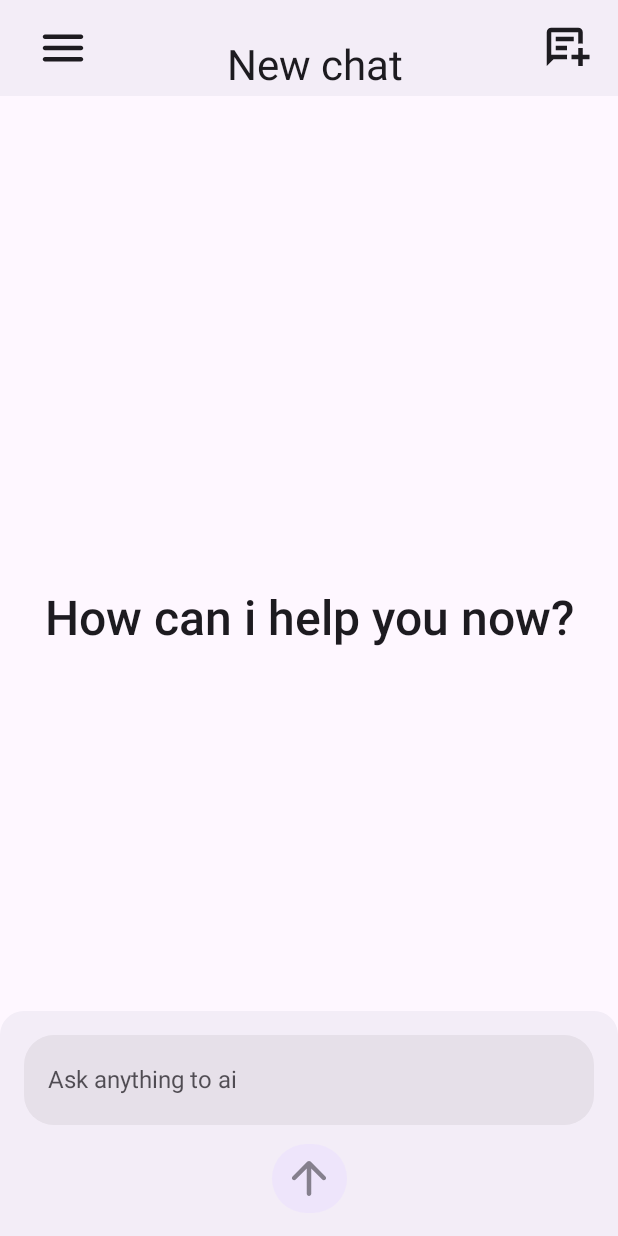
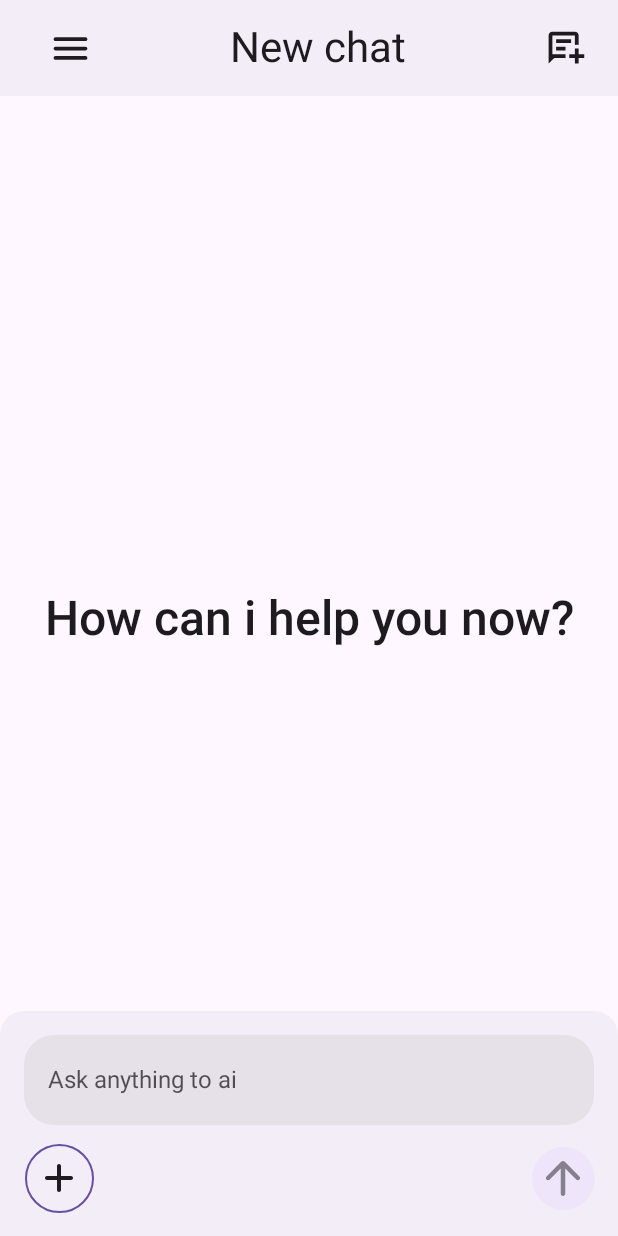
Before and after one commit to GAZIZlikesLollipop/PromptAi, an Android app built with Jetpack Compose: the screen it shows after launch (MainActivity), on a phone screen of 412 x 824 dp. Run offline under Robolectric (Android 15) with nearby library versions, the phone set to English and light mode, and no system bars; our stand-ins replace Room's generated code; libraries missing offline, so code that uses them is left out: com.google.ai.client, dev.jeziellago.compose.

Commit message:
chat grouping by date

```diff
--- a/app/src/main/AndroidManifest.xml
+++ b/app/src/main/AndroidManifest.xml
@@ -4,6 +4,7 @@
 
     <application
         android:name=".MyApp"
+        android:windowSoftInputMode="adjustResize"
         android:allowBackup="true"
         android:dataExtractionRules="@xml/data_extraction_rules"
         android:fullBackupContent="@xml/backup_rules"
@@ -16,7 +17,6 @@
         <activity
             android:name=".MainActivity"
             android:exported="true"
-            android:label="@string/app_name"
             android:theme="@style/Theme.PromptAi">
             <intent-filter>
                 <action android:name="android.intent.action.MAIN" />
--- a/app/src/main/java/com/app/promptai/MainActivity.kt
+++ b/app/src/main/java/com/app/promptai/MainActivity.kt
@@ -4,17 +4,19 @@ import android.os.Bundle
 import androidx.activity.ComponentActivity
 import androidx.activity.compose.setContent
 import androidx.activity.viewModels
+import androidx.core.view.WindowCompat
 import com.app.promptai.MyApp.Companion.db
 import com.app.promptai.data.repository.ChatRepository
 import com.app.promptai.presentation.ChatViewModel
-import com.app.promptai.presentation.ChatViewModelFactory
+import com.app.promptai.utils.ChatViewModelFactory
 import com.app.promptai.presentation.theme.PromptAiTheme
 
 class MainActivity : ComponentActivity() {
     private lateinit var chatViewModel: ChatViewModel
     override fun onCreate(savedInstanceState: Bundle?) {
         super.onCreate(savedInstanceState)
-
+        // Включаем edge-to-edge
+        WindowCompat.setDecorFitsSystemWindows(window, false)
         val chatRepository = ChatRepository(db.chatDao())
         chatViewModel = viewModels<ChatViewModel>{
             ChatViewModelFactory(chatRepository)
--- a/app/src/main/java/com/app/promptai/presentation/ChatScreen.kt
+++ b/app/src/main/java/com/app/promptai/presentation/ChatScreen.kt
@@ -2,6 +2,7 @@ package com.app.promptai.presentation
 
 import androidx.compose.foundation.layout.Arrangement
 import androidx.compose.foundation.layout.Box
+import androidx.compose.foundation.layout.Column
 import androidx.compose.foundation.layout.fillMaxHeight
 import androidx.compose.foundation.layout.fillMaxSize
 import androidx.compose.foundation.layout.fillMaxWidth
@@ -32,8 +33,14 @@ import androidx.compose.ui.unit.dp
 import com.app.promptai.R
 import com.app.promptai.data.UiState
 import com.app.promptai.presentation.components.BaseChatScreen
+import dev.jeziellago.compose.markdowntext.AutoSizeConfig
+import dev.jeziellago.compose.markdowntext.MarkdownText
 import kotlinx.coroutines.delay
 import kotlinx.coroutines.launch
+import java.time.Instant
+import java.time.ZoneId
+import java.time.format.DateTimeFormatter
+import java.util.Locale
 
 @Composable
 fun ChatScreen(
@@ -45,7 +52,7 @@ fun ChatScreen(
     val scope = rememberCoroutineScope()
     val uiState by chatViewModel.uiState.collectAsState()
 
-    val chats by chatViewModel.chats.collectAsState()
+    val chats by chatViewModel.chatMap.collectAsState()
     val messages by chatViewModel.messages.collectAsState()
 
     ModalNavigationDrawer(
@@ -57,13 +64,36 @@ fun ChatScreen(
                 drawerContainerColor = MaterialTheme.colorScheme.surfaceContainer
             ){
                 LazyColumn(
-                    modifier = Modifier.fillMaxWidth(),
+                    modifier = Modifier.fillMaxWidth().padding(12.dp),
                     horizontalAlignment = Alignment.CenterHorizontally,
                     verticalArrangement = Arrangement.spacedBy(8.dp)
                 ) {
-                    items(chats){
+
+                    items(chats.toList()){
+                        val formatter = DateTimeFormatter.ofPattern("dd MMM yyyy", Locale.getDefault())
+                        Column {
+
+                            Text(
+                                text = it.first,
+                                style = MaterialTheme.typography.titleLarge,
+                                color = MaterialTheme.colorScheme.onBackground.copy(0.5f)
+                            )
+
+                            it.second.forEach {
+                                val time = Instant.ofEpochMilli(it.chat.creationTimestamp).atZone(ZoneId.systemDefault()).toLocalDateTime()
                                 NavigationDrawerItem(
-                            label = { Text(it.chat.name) },
+                                    label = {
+                                        Column {
+                                            Text(
+                                                it.chat.name
+                                            )
+                                            Text(
+                                                formatter.format(time),
+                                                color = MaterialTheme.colorScheme.onBackground.copy(0.5f),
+                                                style = MaterialTheme.typography.bodyMedium
+                                            )
+                                        }
+                                    },
                                     selected = false,
                                     onClick = {
                                         chatViewModel.updateChatId(it.chat.chatId)
@@ -72,6 +102,9 @@ fun ChatScreen(
                                     shape = RoundedCornerShape(0.dp)
                                 )
                             }
+
+                        }
+                    }
                 }
             }
         },
@@ -79,8 +112,7 @@ fun ChatScreen(
         val listState = rememberLazyListState()
         BaseChatScreen(
             viewModel = chatViewModel,
-            drawState = drawerState,
-            onNew = { chatViewModel.newChat() },
+            drawState = drawerState
         ){
             if(messages.isNotEmpty()) {
                 LaunchedEffect(uiState is UiState.Success || uiState is UiState.Error) {
@@ -104,16 +136,34 @@ fun ChatScreen(
                             contentColor = MaterialTheme.colorScheme.onBackground,
                             shape = RoundedCornerShape(0.dp)
                         ) {
-                            Text(
-                                it.content,
+                            MarkdownText(
+                                markdown = it.content,
                                 style = MaterialTheme.typography.titleLarge,
-                                modifier = Modifier.padding(16.dp)
+                                modifier = Modifier.padding(16.dp),
+
+                                linkColor = MaterialTheme.colorScheme.onBackground,
+                                syntaxHighlightColor = MaterialTheme.colorScheme.background,
+                                syntaxHighlightTextColor = MaterialTheme.colorScheme.primary.copy(0.75f),
+                                headingBreakColor = MaterialTheme.colorScheme.onBackground.copy(0.75f),
+
+                                truncateOnTextOverflow = true,
+                                isTextSelectable = true,
+//                                disableLinkMovementMethod = true,
+
+                                autoSizeConfig = AutoSizeConfig(
+                                    autoSizeMinTextSize = 16,
+                                    autoSizeMaxTextSize = 24,
+                                    autoSizeStepGranularity = 2,
+                                ),
+
+                                onClick = {},
+                                onLinkClicked = {},
+
+//                                imageLoader =
                             )
                         }
                     }
-                    item {
-
-                    }
+                    item{}
                 }
             } else {
                 Box(Modifier.fillMaxSize(), contentAlignment = Alignment.Center) {
--- a/app/src/main/java/com/app/promptai/presentation/ChatViewModel.kt
+++ b/app/src/main/java/com/app/promptai/presentation/ChatViewModel.kt
@@ -5,18 +5,19 @@ import androidx.compose.runtime.getValue
 import androidx.compose.runtime.mutableStateOf
 import androidx.compose.runtime.setValue
 import androidx.lifecycle.ViewModel
-import androidx.lifecycle.ViewModelProvider
 import androidx.lifecycle.viewModelScope
 import com.app.promptai.BuildConfig
 import com.app.promptai.data.UiState
-import com.app.promptai.data.database.ChatCnt
 import com.app.promptai.data.database.ChatEntity
 import com.app.promptai.data.database.MessageEntity
 import com.app.promptai.data.database.SenderType
 import com.app.promptai.data.repository.ChatRepository
+import com.app.promptai.utils.getChatMap
 import com.google.ai.client.generativeai.GenerativeModel
 import com.google.ai.client.generativeai.type.content
 import kotlinx.coroutines.Dispatchers
+import kotlinx.coroutines.ExperimentalCoroutinesApi
+import kotlinx.coroutines.delay
 import kotlinx.coroutines.flow.MutableStateFlow
 import kotlinx.coroutines.flow.SharingStarted
 import kotlinx.coroutines.flow.StateFlow
@@ -25,6 +26,7 @@ import kotlinx.coroutines.flow.flatMapLatest
 import kotlinx.coroutines.flow.stateIn
 import kotlinx.coroutines.launch
 
+@OptIn(ExperimentalCoroutinesApi::class)
 class ChatViewModel(private val chatRepository: ChatRepository) : ViewModel() {
 
     private val _uiState: MutableStateFlow<UiState> = MutableStateFlow(UiState.Initial)
@@ -42,7 +44,15 @@ class ChatViewModel(private val chatRepository: ChatRepository) : ViewModel() {
     val chats = chatRepository.chats.stateIn(
         viewModelScope,
         SharingStarted.Eagerly,
-        emptyList<ChatCnt>()
+        emptyList()
+    )
+
+    val chatMap = chatRepository.chats
+        .flatMapLatest { getChatMap(it) }
+        .stateIn(
+            viewModelScope,
+            SharingStarted.Eagerly,
+            emptyMap()
         )
 
     val messages: StateFlow<List<MessageEntity>> = currentChatId
@@ -57,6 +67,7 @@ class ChatViewModel(private val chatRepository: ChatRepository) : ViewModel() {
         modelName = "gemini-2.0-flash-lite",
         apiKey = BuildConfig.apiKey
     )
+
     val chat = model.startChat(
         if(messages.value.isNotEmpty()) {
             listOf(
@@ -79,16 +90,17 @@ class ChatViewModel(private val chatRepository: ChatRepository) : ViewModel() {
     fun newChat(){
         viewModelScope.launch {
             chatRepository.addChat(ChatEntity(chatId = chats.value.size.toLong(), name = "New chat"))
-            _currentChatId.value = chats.value.size.toLong()
+            delay(100)
+            _currentChatId.value = chats.value.lastIndex.toLong()
         }
     }
 
     fun setChatName(){
         val chatId = currentChatId.value
-        val prompt = "придумай одно имя для этого чата без комментариев"
+        val prompt = "придумай одно имя для этого чата без комментариев (язык, на котором будет имя этого чата, зависит от языка твоего предыдущего ответа)"
         viewModelScope.launch(Dispatchers.IO) {
             val response = chat.sendMessage(content { text(prompt) })
-            chatRepository.renameChat(chatId,response.text ?: "")
+            chatRepository.renameChat(chatId,(response.text ?: "").trim().filter{it.isLetter()||it.isWhitespace()})
         }
     }
 
@@ -99,11 +111,13 @@ class ChatViewModel(private val chatRepository: ChatRepository) : ViewModel() {
         _uiState.value = UiState.Loading
         val chatId = currentChatId.value
         viewModelScope.launch(Dispatchers.IO) {
-            chatRepository.addMessage(MessageEntity(
+            chatRepository.addMessage(
+                MessageEntity(
                     chatOwnerId = chatId,
                     content = prompt,
                     senderType = SenderType.USER
-            ))
+                )
+            )
             try {
                 val response = chat.sendMessage(
                     content {
@@ -115,31 +129,27 @@ class ChatViewModel(private val chatRepository: ChatRepository) : ViewModel() {
                 )
                 response.text?.let {
                     _uiState.value = UiState.Success(it)
-                    chatRepository.addMessage(MessageEntity(
+                    chatRepository.addMessage(
+                        MessageEntity(
                             chatOwnerId = chatId,
                             content = it,
                             senderType = SenderType.AI
-                    ))
+                        )
+                    )
                 }
+                if(messages.value.size <= 1) {
                     setChatName()
+                }
             } catch (e: Exception) {
                 _uiState.value = UiState.Error(e.localizedMessage ?: "")
-                chatRepository.addMessage(MessageEntity(
+                chatRepository.addMessage(
+                    MessageEntity(
                         chatOwnerId = chatId,
                         content = e.localizedMessage ?: "",
                         senderType = SenderType.AI
-                ))
+                    )
+                )
             }
         }
     }
 }
-
-class ChatViewModelFactory(private val chatRepository: ChatRepository): ViewModelProvider.Factory {
-    override fun <T : ViewModel> create(modelClass: Class<T>): T {
-        if(modelClass.isAssignableFrom(ChatViewModel::class.java)) {
-            @Suppress("UNCHECKED_CAST")
-            return ChatViewModel(chatRepository) as T
-        }
-        throw IllegalArgumentException("Unknown ViewModel class")
-    }
-}
--- a/app/src/main/java/com/app/promptai/presentation/components/ChatUi.kt
+++ b/app/src/main/java/com/app/promptai/presentation/components/ChatUi.kt
@@ -2,6 +2,7 @@
 
 package com.app.promptai.presentation.components
 
+import androidx.compose.foundation.BorderStroke
 import androidx.compose.foundation.clickable
 import androidx.compose.foundation.layout.Arrangement
 import androidx.compose.foundation.layout.Box
@@ -12,12 +13,12 @@ import androidx.compose.foundation.layout.Spacer
 import androidx.compose.foundation.layout.fillMaxSize
 import androidx.compose.foundation.layout.fillMaxWidth
 import androidx.compose.foundation.layout.height
-import androidx.compose.foundation.layout.offset
 import androidx.compose.foundation.layout.size
 import androidx.compose.foundation.layout.width
 import androidx.compose.foundation.shape.CircleShape
 import androidx.compose.foundation.shape.RoundedCornerShape
 import androidx.compose.material.icons.Icons
+import androidx.compose.material.icons.rounded.Add
 import androidx.compose.material.icons.rounded.ArrowUpward
 import androidx.compose.material.icons.rounded.Menu
 import androidx.compose.material3.BottomAppBar
@@ -49,6 +50,7 @@ import androidx.compose.ui.graphics.vector.ImageVector
 import androidx.compose.ui.platform.LocalFocusManager
 import androidx.compose.ui.res.stringArrayResource
 import androidx.compose.ui.res.vectorResource
+import androidx.compose.ui.text.style.TextAlign
 import androidx.compose.ui.unit.dp
 import com.app.promptai.R
 import com.app.promptai.data.UiState
@@ -59,14 +61,14 @@ import kotlinx.coroutines.launch
 fun BaseChatScreen(
     viewModel: ChatViewModel,
     drawState: DrawerState,
-    onNew: () -> Unit,
     content: @Composable ((PaddingValues) -> Unit),
 ){
     val cnt = stringArrayResource(R.array.chatUi_cnt)
     val prompt by viewModel.userPrompt.collectAsState()
     val uiState by viewModel.uiState.collectAsState()
     val chats by viewModel.chats.collectAsState()
-    val chatName = if(chats.isNotEmpty()){
+    val messages by viewModel.messages.collectAsState()
+    val chatName = if(messages.isNotEmpty()){
         chats[viewModel.currentChatId.collectAsState().value.toInt()].chat.name
     }else{
         cnt[0]
@@ -75,18 +77,18 @@ fun BaseChatScreen(
         topBar = {
             TopChatBar(
                 state = drawState,
-                onNew = {onNew},
+                onNew = viewModel::newChat,
                 chatName = chatName
             )
         },
         bottomBar = {
             TypingChatBar(
-                prompt,
-                {pr, boo ->
+                text = prompt,
+                sendPrompt = { pr, boo ->
                     viewModel.sendPrompt(null,pr)
                     viewModel.isPrompt = boo
                 },
-                uiState
+                uiState = uiState
             )
         },
         modifier = Modifier.fillMaxSize()
@@ -106,32 +108,26 @@ fun TopChatBar(
         title = {
             Row(
                 modifier = Modifier.fillMaxWidth(),
-                horizontalArrangement = Arrangement.SpaceBetween,
                 verticalAlignment = Alignment.CenterVertically
-            ){
-                Row {
-                Spacer(Modifier.width(8.dp))
+            ) {
+                Spacer(Modifier.width(16.dp))
                 Icon(
                     imageVector = Icons.Rounded.Menu,
                     contentDescription = "Menu",
-                        modifier = Modifier
-                            .size(36.dp)
-                            .clickable { coroutineScope.launch { state.open() } }
+                    modifier = Modifier.size(30.dp).clickable { coroutineScope.launch { state.open() } }
                 )
-                }
                 Text(
                     text = chatName,
                     style = MaterialTheme.typography.headlineMedium,
-                    modifier = Modifier.offset(y = 12.dp)
+                    textAlign = TextAlign.Center,
+                    modifier = Modifier.weight(1f)
                 )
-                Row {
                 Icon(
                     imageVector = ImageVector.vectorResource(R.drawable.new_chat),
                     contentDescription = "new chat",
-                        modifier = Modifier.size(36.dp).clickable { onNew() }
+                    modifier = Modifier.size(30.dp).clickable { onNew() }
                 )
-                Spacer(Modifier.width(16.dp))
-                }
+                Spacer(Modifier.width(20.dp))
             }
         },
         colors = TopAppBarDefaults.topAppBarColors(MaterialTheme.colorScheme.surfaceContainer)
@@ -156,12 +152,12 @@ fun TypingChatBar(
         Column(
             horizontalAlignment = Alignment.CenterHorizontally,
             verticalArrangement = Arrangement.spacedBy(12.dp),
-            modifier = Modifier.height(300.dp)
+            modifier = Modifier.fillMaxSize()
         ) {
             TextField(
                 value = prompt,
                 onValueChange = {prompt = it},
-                modifier = Modifier.fillMaxWidth().height(60.dp),
+                modifier = Modifier.fillMaxWidth().weight(1f),
                 placeholder = {
                     Box(
                         modifier = Modifier.fillMaxSize(),
@@ -181,13 +177,26 @@ fun TypingChatBar(
             )
             Row(
                 modifier = Modifier.fillMaxWidth(),
-                horizontalArrangement = Arrangement.SpaceAround,
+                horizontalArrangement = Arrangement.SpaceBetween,
                 verticalAlignment = Alignment.CenterVertically
             ) {
-                Box(
-                    contentAlignment = Alignment.Center,
-                    modifier = Modifier.fillMaxWidth()
-                ){
+                Box(contentAlignment = Alignment.Center){
+                    Button(
+                        onClick = {  },
+                        shape = CircleShape,
+                        modifier = Modifier.size(46.dp),
+                        colors = ButtonDefaults.buttonColors(containerColor = MaterialTheme.colorScheme.surfaceContainer),
+                        border = BorderStroke(1.dp, MaterialTheme.colorScheme.primary),
+                        content = {}
+                    )
+                    Icon(
+                        imageVector = Icons.Rounded.Add,
+                        contentDescription = "",
+                        modifier = Modifier.size(32.dp),
+                    )
+                }
+
+                Box(contentAlignment = Alignment.Center){
                     Button(
                         onClick = {
                             sendPrompt(prompt,true)
@@ -195,7 +204,7 @@ fun TypingChatBar(
                             focusManager.clearFocus()
                         },
                         shape = CircleShape,
-                        modifier = Modifier.size(50.dp),
+                        modifier = Modifier.size(42.dp),
                         enabled = (uiState is UiState.Initial ||uiState is UiState.Success || uiState is UiState.Error) && prompt.isNotBlank(),
                         colors = ButtonDefaults.buttonColors(
                             containerColor = MaterialTheme.colorScheme.primaryContainer,
--- /dev/null
+++ b/app/src/main/java/com/app/promptai/utils/ChatUtils.kt
@@ -0,0 +1,70 @@
+package com.app.promptai.utils
+
+import androidx.compose.runtime.mutableStateMapOf
+import androidx.lifecycle.ViewModel
+import androidx.lifecycle.ViewModelProvider
+import com.app.promptai.data.database.ChatCnt
+import com.app.promptai.data.repository.ChatRepository
+import com.app.promptai.presentation.ChatViewModel
+import kotlinx.coroutines.flow.Flow
+import kotlinx.coroutines.flow.flowOf
+import java.time.Instant
+import java.time.LocalDate
+import java.time.ZoneId
+import kotlin.collections.forEach
+
+fun getChatMap(chats: List<ChatCnt>): Flow<Map<String, List<ChatCnt>>> {
+
+    val map: MutableMap<String, List<ChatCnt>> = mutableStateMapOf()
+    val todayList: MutableList<ChatCnt> = mutableListOf()
+    val lastWeekList: MutableList<ChatCnt> = mutableListOf()
+    val lastMonthList: MutableList<ChatCnt> = mutableListOf()
+    val thisYearList: MutableList<ChatCnt> = mutableListOf()
+    val olderChatsList: MutableList<ChatCnt> = mutableListOf()
+
+    chats.forEach {
+        val time = Instant.ofEpochMilli(it.chat.creationTimestamp).atZone(ZoneId.systemDefault()).toLocalDateTime().toLocalDate()
+        val recent = time >= LocalDate.now().minusDays(2)
+        val lastWeek = !recent && time >= LocalDate.now().minusWeeks(1)
+        val lastMonth = !recent && !lastWeek && time >= LocalDate.now().minusDays(30)
+        val thisYear = !recent && !lastWeek && !lastMonth && time.year == LocalDate.now().year
+        when {
+            recent -> {
+                todayList.add(it)
+                map["Recent"] = todayList
+            }
+
+            lastWeek -> {
+                lastWeekList.add(it)
+                map["Last week"] = lastWeekList
+            }
+
+            lastMonth -> {
+                lastMonthList.add(it)
+                map["Previous 30 days"] = lastMonthList
+            }
+
+            thisYear -> {
+                thisYearList.add(it)
+                map["This year"] = thisYearList
+            }
+
+            else -> {
+                olderChatsList.add(it)
+                map["Older chats"] = olderChatsList
+            }
+        }
+    }
+
+    return flowOf(map.toMap())
+}
+
+class ChatViewModelFactory(private val chatRepository: ChatRepository): ViewModelProvider.Factory {
+    override fun <T : ViewModel> create(modelClass: Class<T>): T {
+        if(modelClass.isAssignableFrom(ChatViewModel::class.java)) {
+            @Suppress("UNCHECKED_CAST")
+            return ChatViewModel(chatRepository) as T
+        }
+        throw IllegalArgumentException("Unknown ViewModel class")
+    }
+}
--- a/app/src/main/res/values/strings.xml
+++ b/app/src/main/res/values/strings.xml
@@ -6,5 +6,10 @@
     </string-array>
     <string-array name="chat_cnt">
         <item>How can i help you now?</item>
+        <item>Recent</item>
+        <item>Last week</item>
+        <item>Previous 30 days</item>
+        <item>This year</item>
+        <item>Older chats</item>
     </string-array>
 </resources>
--- a/gradle/libs.versions.toml
+++ b/gradle/libs.versions.toml
@@ -1,6 +1,9 @@
 [versions]
+activityKtx = "1.10.1"
 agp = "8.10.0"
+composeMarkdown = "0.5.7"
 generativeai = "0.9.0"
+gson = "2.11.0"
 kotlin = "2.0.21"
 coreKtx = "1.16.0"
 junit = "4.13.2"
@@ -17,13 +20,16 @@ roomRuntime = "2.7.1"
 roomCompiler = "2.7.1"
 
 [libraries]
+activity-ktx = { module = "androidx.activity:activity-ktx", version.ref = "activityKtx" }
 androidx-core-ktx = { group = "androidx.core", name = "core-ktx", version.ref = "coreKtx" }
 androidx-material-icons-extended = { module = "androidx.compose.material:material-icons-extended", version.ref = "materialIconsExtended" }
 androidx-navigation-compose = { module = "androidx.navigation:navigation-compose", version.ref = "navigationCompose" }
 androidx-room-compiler = { module = "androidx.room:room-compiler", version.ref = "roomCompiler" }
 androidx-room-ktx = { module = "androidx.room:room-ktx", version.ref = "roomRuntime" }
 androidx-room-runtime = { module = "androidx.room:room-runtime", version.ref = "roomRuntime" }
+compose-markdown = { module = "com.github.jeziellago:compose-markdown", version.ref = "composeMarkdown" }
 generativeai = { module = "com.google.ai.client.generativeai:generativeai", version.ref = "generativeai" }
+gson = { module = "com.google.code.gson:gson", version.ref = "gson" }
 junit = { group = "junit", name = "junit", version.ref = "junit" }
 androidx-junit = { group = "androidx.test.ext", name = "junit", version.ref = "junitVersion" }
 androidx-espresso-core = { group = "androidx.test.espresso", name = "espresso-core", version.ref = "espressoCore" }
--- a/settings.gradle.kts
+++ b/settings.gradle.kts
@@ -20,6 +20,9 @@ dependencyResolutionManagement {
     repositories {
         google()
         mavenCentral()
+        maven {
+            url = uri("https://jitpack.io")
+        }
     }
 }
 
```
Also changed, not shown: app/build.gradle.kts (+6 -3 lines), 1 other file. Lines whose indentation alone changed are shown as unchanged.
